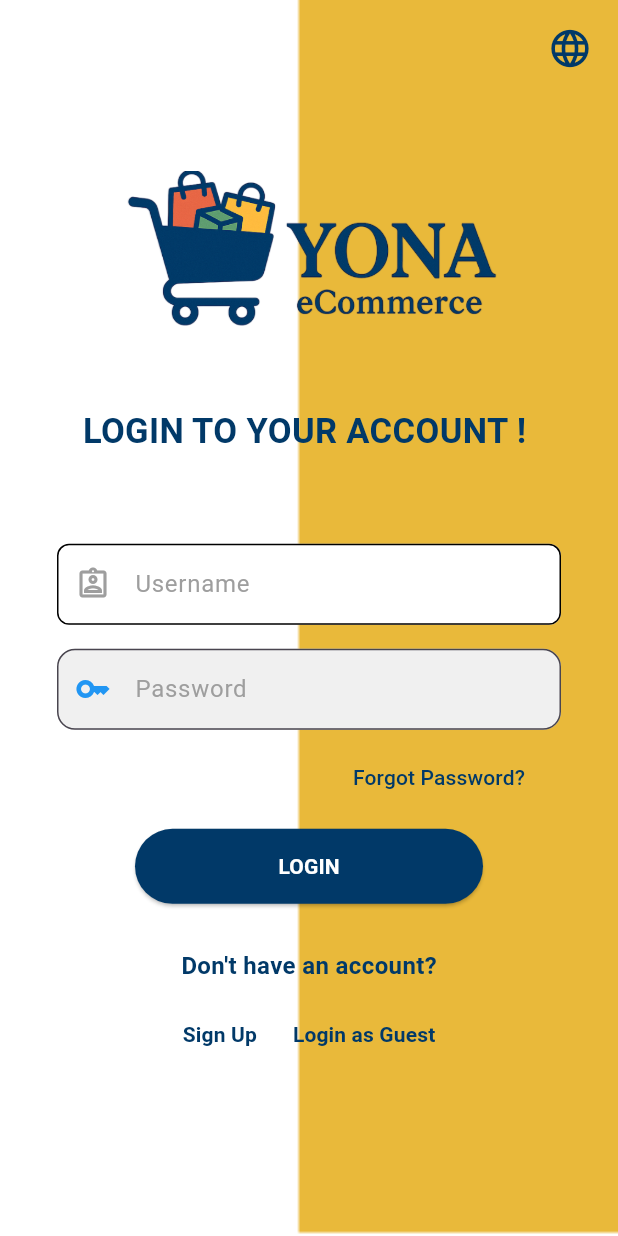
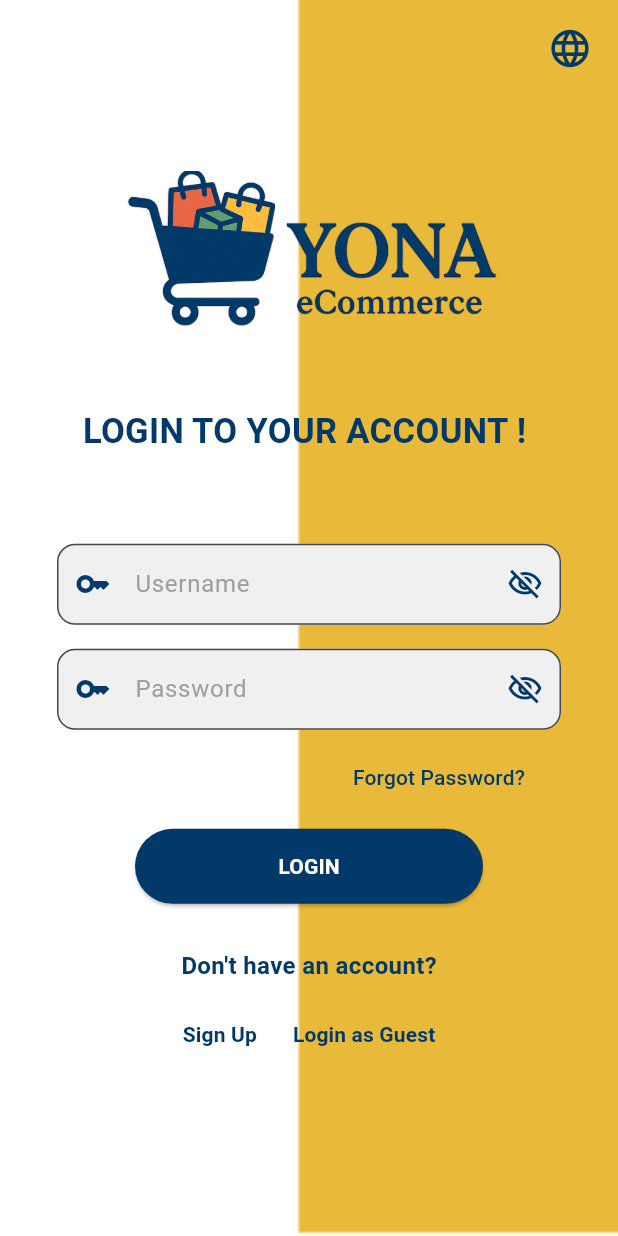
Before and after one commit to yoninani7/Yona_ecommerce, a Flutter app: the screen it shows after launch, on a phone screen of 412 x 824 dp. Run offline on Flutter 3.47's test engine with Material 3 defaults, Android fonts, the light colour scheme and no system bars.

Commit message:
Update main.dart

```diff
--- a/yona_ecommerce/lib/main.dart
+++ b/yona_ecommerce/lib/main.dart
@@ -81,33 +81,56 @@ class _WelcomeState extends State<Welcome> {
                     Padding(
                       padding: const EdgeInsets.all(8.0),
                       child: TextFormField(
-                        readOnly: false,
                         onTap: () {},
+                        obscureText: true,
                         decoration: InputDecoration(
                           hintText: 'Username',
-                          hintStyle: const TextStyle(color: Colors.grey),
+                          hintStyle: const TextStyle(
+                            color: Colors.grey,
+                            fontWeight: FontWeight.w400,
+                          ),
                           filled: true,
-                          fillColor: const Color.fromARGB(255, 255, 255, 255),
+                          fillColor: const Color.fromARGB(
+                            255,
+                            240,
+                            240,
+                            240,
+                          ), // Lighter background
                           border: OutlineInputBorder(
-                            borderRadius: BorderRadius.circular(8.0),
+                            borderRadius: BorderRadius.circular(
+                              12.0,
+                            ), // More rounded corners
+                            borderSide: BorderSide(
+                              color: Colors.grey.shade300,
+                              width: 1.5,
+                            ), // Subtle border
                           ),
                           focusedBorder: OutlineInputBorder(
-                            borderRadius: BorderRadius.circular(8.0),
-                          ),
-                          enabledBorder: OutlineInputBorder(
-                            borderRadius: BorderRadius.circular(8.0),
+                            borderRadius: BorderRadius.circular(12.0),
+                            borderSide: BorderSide(
+                              color: const Color.fromARGB(211, 224, 202, 7),
+                              width: 2.0,
+                            ), // Color change on focus
                           ),
                           contentPadding: const EdgeInsets.symmetric(
                             vertical: 15.0,
                             horizontal: 20.0,
                           ),
                           prefixIcon: Icon(
-                            Icons.assignment_ind_outlined,
-                            color: Colors.grey,
+                            Icons.key_outlined,
+                            color: Color(0xFF013968), // Vibrant icon color
+                          ),
+                          suffixIcon: IconButton(
+                            icon: Icon(
+                              Icons.visibility_off_outlined,
+                              color: Color(0xFF013968),
+                            ),
+                            onPressed: () {},
                           ),
                         ),
                       ),
                     ),
+
                     Padding(
                       padding: const EdgeInsets.all(8.0),
                       child: TextFormField(
@@ -138,7 +161,7 @@ class _WelcomeState extends State<Welcome> {
                           focusedBorder: OutlineInputBorder(
                             borderRadius: BorderRadius.circular(12.0),
                             borderSide: BorderSide(
-                              color: Colors.blue,
+                              color: const Color.fromARGB(211, 224, 202, 7),
                               width: 2.0,
                             ), // Color change on focus
                           ),
@@ -148,7 +171,14 @@ class _WelcomeState extends State<Welcome> {
                           ),
                           prefixIcon: Icon(
                             Icons.key_outlined,
-                            color: Colors.blue, // Vibrant icon color
+                            color: Color(0xFF013968), // Vibrant icon color
+                          ),
+                          suffixIcon: IconButton(
+                            icon: Icon(
+                              Icons.visibility_off_outlined,
+                              color: Color(0xFF013968),
+                            ),
+                            onPressed: () {},
                           ),
                         ),
                       ),
```
